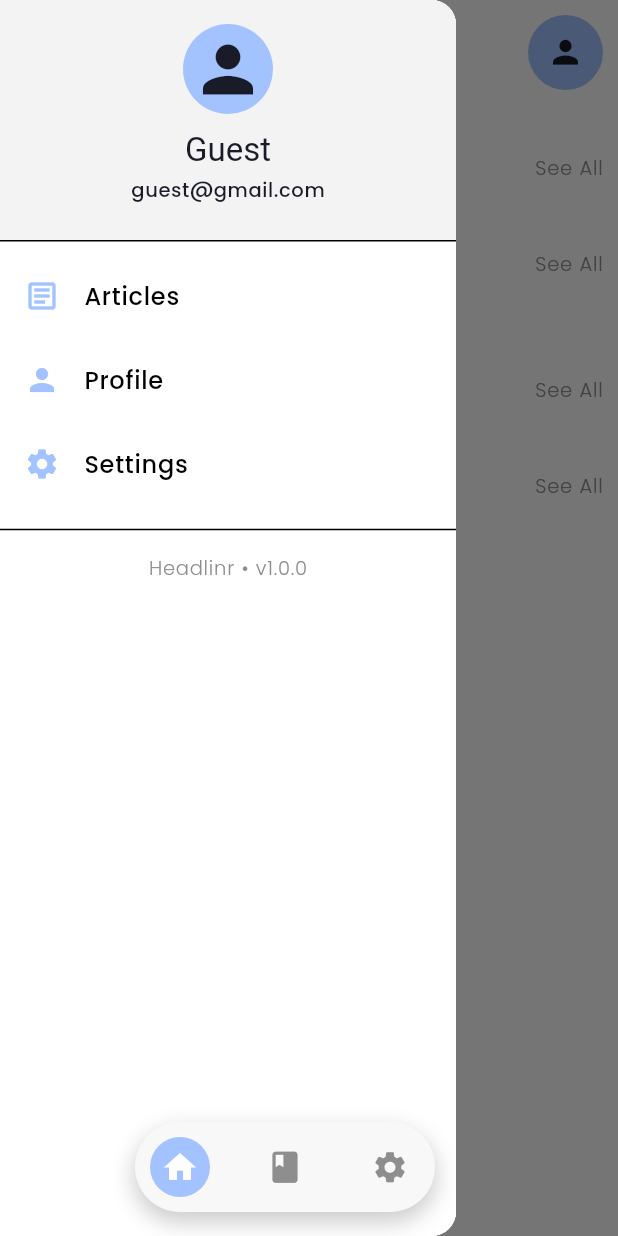
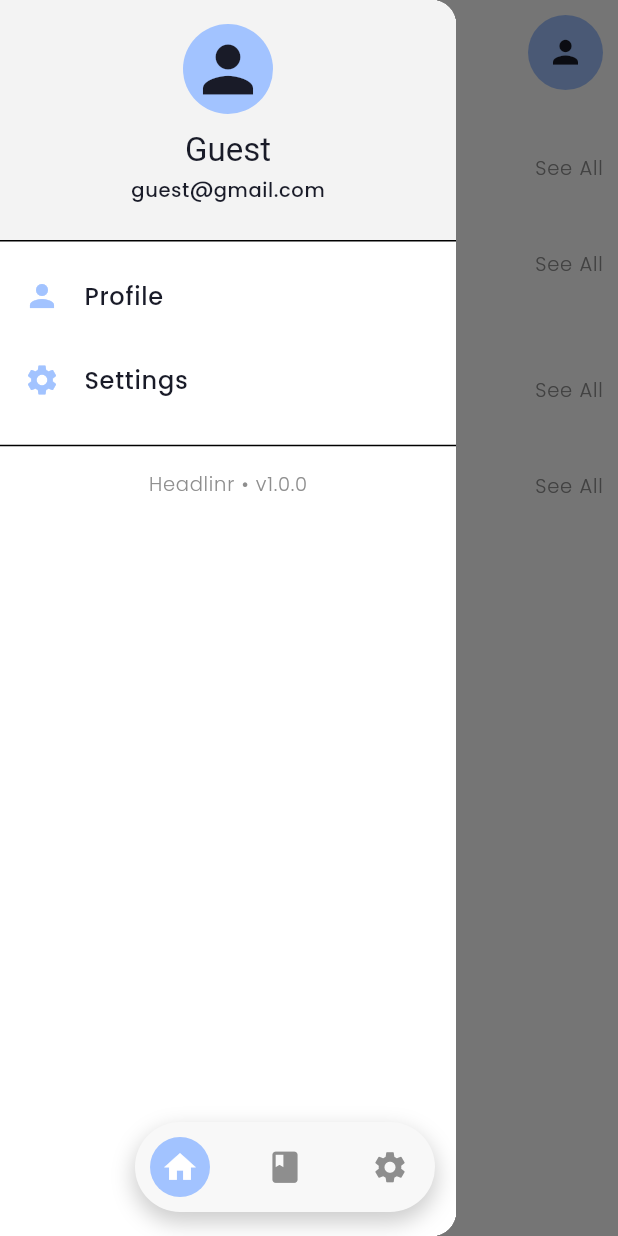
Before and after one commit to DevPatel1102/Headlinr, a Flutter app: the screen it shows after launch, with the side drawer open, on a phone screen of 412 x 824 dp. Run offline on Flutter 3.47's test engine with Material 3 defaults, Android fonts, the phone set to English and light mode, and no system bars; our stand-ins replace flutter_dotenv, flutter_tts, fluttertoast, get, get_storage, image_cropper and 3 more; network calls fail.

Commit message:
Some Minor Dart Warnings solved

```diff
--- a/lib/Pages/Dashboard/dashboard_drawer.dart
+++ b/lib/Pages/Dashboard/dashboard_drawer.dart
@@ -1,7 +1,5 @@
 import 'dart:io';
-
 import 'package:flutter/material.dart';
-import 'package:get_storage/get_storage.dart';
 import 'package:news_app/Controllers/profile_controller.dart';
 import 'package:get/get.dart';
 import 'package:news_app/Pages/ArticlePage/article_page.dart';
@@ -22,7 +20,7 @@ class DashboardDrawer extends StatelessWidget {
 
     return Drawer(
       child: Container(
-        color: colorScheme.background,
+        color: colorScheme.surface,
         child: ListView(
           padding: EdgeInsets.zero,
           children: [
@@ -54,15 +52,15 @@ class DashboardDrawer extends StatelessWidget {
                 ],
               ),
             ),
-            _buildDrawerItem(
-              icon: Icons.article_outlined,
-              text: 'Articles',
-              onTap: () {
-                Navigator.of(context).pop();
-                Get.to(() => ArticlePage());
-              },
-              context: context,
-            ),
+            // _buildDrawerItem(
+            //   icon: Icons.article_outlined,
+            //   text: 'Articles',
+            //   onTap: () {
+            //     Navigator.of(context).pop();
+            //     Get.to(() => ArticlePage());
+            //   },
+            //   context: context,
+            // ),
             _buildDrawerItem(
               icon: Icons.person,
               text: 'Profile',
@@ -109,7 +107,7 @@ class DashboardDrawer extends StatelessWidget {
       title: Text(
         text,
         style: TextStyle(
-          color: color ?? colorScheme.onBackground,
+          color: color ?? colorScheme.onSurface,
         ),
       ),
       onTap: onTap,
--- a/lib/Pages/HomePage/widgets/trending_card.dart
+++ b/lib/Pages/HomePage/widgets/trending_card.dart
@@ -66,7 +66,7 @@ class TrendingCard extends StatelessWidget {
               ],
             ),
             SizedBox(height: 5),
-            Container(
+            SizedBox(
               height: 40,
               child: Row(
                 children: [
```
